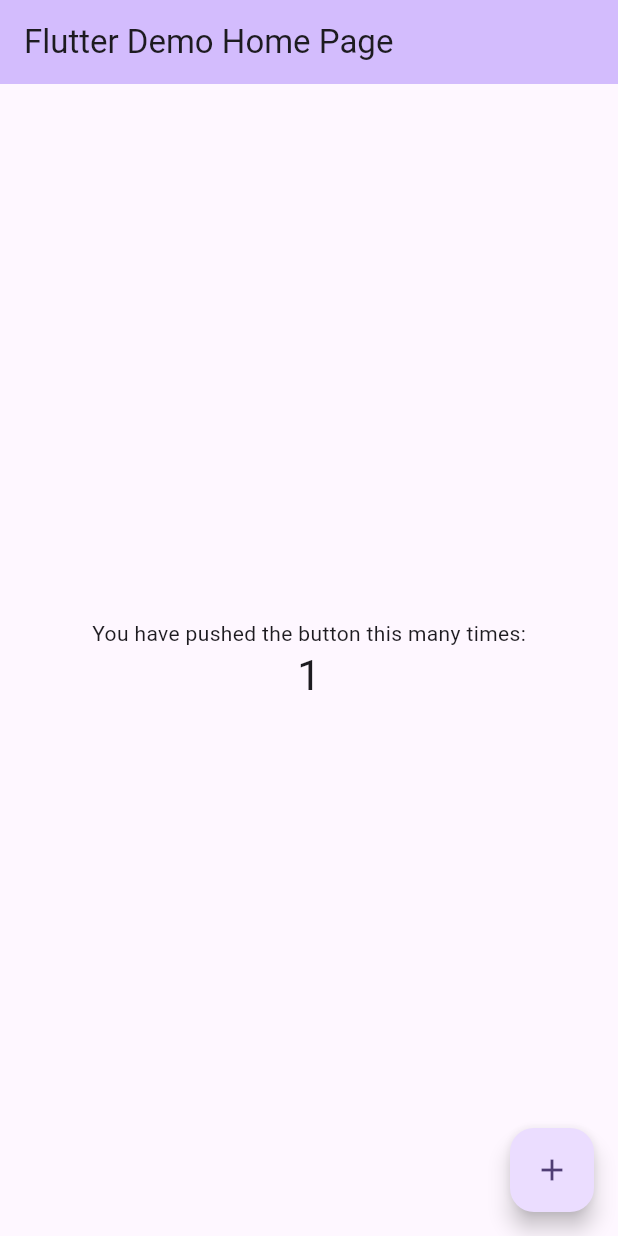
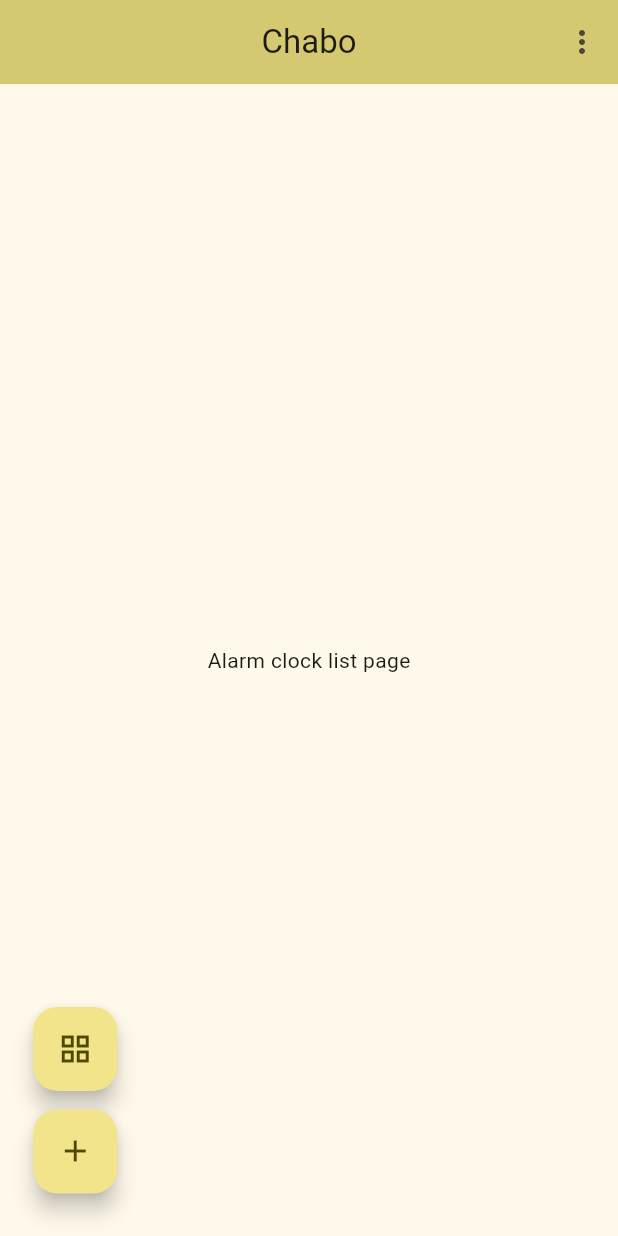
Before and after one commit to RickyJian/chabo, a Flutter app: the screen it shows after launch, after a tap on the "add" icon, on a phone screen of 412 x 824 dp. Run offline on Flutter 3.47's test engine with Material 2 defaults, Android fonts, the phone set to English and light mode, and no system bars; our stand-ins replace font_awesome_flutter, get, sizer.

Commit message:
add app page

```diff
--- /dev/null
+++ b/lib/constant.dart
@@ -0,0 +1,10 @@
+class Constant {
+  Constant._();
+
+  /// application name
+  static const String appName = 'Chabo';
+
+  /// fab
+  static const double fabLeftMargin = 1.5;
+  static const double fabBottomMargin = 1.5;
+}
--- a/lib/main.dart
+++ b/lib/main.dart
@@ -1,125 +1,75 @@
+import 'package:chabo/constant.dart';
 import 'package:flutter/material.dart';
+import 'package:font_awesome_flutter/font_awesome_flutter.dart';
+import 'package:get/get.dart';
+import 'package:sizer/sizer.dart';
 
-void main() {
-  runApp(const MyApp());
+void main() => runApp(MyApp());
+
+class MyApp extends StatelessWidget {
+  @override
+  Widget build(context) => Sizer(
+        builder: (context, orientation, deviceType) => GetMaterialApp(
+          title: Constant.appName,
+          debugShowCheckedModeBanner: false,
+          theme: ThemeData(
+            colorScheme: ColorScheme.fromSeed(seedColor: Colors.yellow),
+            useMaterial3: true,
+          ),
+          home: AppPage(),
+        ),
+      );
 }
 
-class MyApp extends StatelessWidget {
-  const MyApp({super.key});
-
-  // This widget is the root of your application.
+class AppPage extends StatelessWidget {
   @override
-  Widget build(BuildContext context) {
-    return MaterialApp(
-      title: 'Flutter Demo',
-      theme: ThemeData(
-        // This is the theme of your application.
-        //
-        // TRY THIS: Try running your application with "flutter run". You'll see
-        // the application has a blue toolbar. Then, without quitting the app,
-        // try changing the seedColor in the colorScheme below to Colors.green
-        // and then invoke "hot reload" (save your changes or press the "hot
-        // reload" button in a Flutter-supported IDE, or press "r" if you used
-        // the command line to start the app).
-        //
-        // Notice that the counter didn't reset back to zero; the application
-        // state is not lost during the reload. To reset the state, use hot
-        // restart instead.
-        //
-        // This works for code too, not just values: Most code changes can be
-        // tested with just a hot reload.
-        colorScheme: ColorScheme.fromSeed(seedColor: Colors.deepPurple),
-        useMaterial3: true,
-      ),
-      home: const MyHomePage(title: 'Flutter Demo Home Page'),
-    );
-  }
-}
-
-class MyHomePage extends StatefulWidget {
-  const MyHomePage({super.key, required this.title});
-
-  // This widget is the home page of your application. It is stateful, meaning
-  // that it has a State object (defined below) that contains fields that affect
-  // how it looks.
-
-  // This class is the configuration for the state. It holds the values (in this
-  // case the title) provided by the parent (in this case the App widget) and
-  // used by the build method of the State. Fields in a Widget subclass are
-  // always marked "final".
-
-  final String title;
-
-  @override
-  State<MyHomePage> createState() => _MyHomePageState();
-}
-
-class _MyHomePageState extends State<MyHomePage> {
-  int _counter = 0;
-
-  void _incrementCounter() {
-    setState(() {
-      // This call to setState tells the Flutter framework that something has
-      // changed in this State, which causes it to rerun the build method below
-      // so that the display can reflect the updated values. If we changed
-      // _counter without calling setState(), then the build method would not be
-      // called again, and so nothing would appear to happen.
-      _counter++;
-    });
-  }
-
-  @override
-  Widget build(BuildContext context) {
-    // This method is rerun every time setState is called, for instance as done
-    // by the _incrementCounter method above.
-    //
-    // The Flutter framework has been optimized to make rerunning build methods
-    // fast, so that you can just rebuild anything that needs updating rather
-    // than having to individually change instances of widgets.
-    return Scaffold(
-      appBar: AppBar(
-        // TRY THIS: Try changing the color here to a specific color (to
-        // Colors.amber, perhaps?) and trigger a hot reload to see the AppBar
-        // change color while the other colors stay the same.
-        backgroundColor: Theme.of(context).colorScheme.inversePrimary,
-        // Here we take the value from the MyHomePage object that was created by
-        // the App.build method, and use it to set our appbar title.
-        title: Text(widget.title),
-      ),
-      body: Center(
-        // Center is a layout widget. It takes a single child and positions it
-        // in the middle of the parent.
-        child: Column(
-          // Column is also a layout widget. It takes a list of children and
-          // arranges them vertically. By default, it sizes itself to fit its
-          // children horizontally, and tries to be as tall as its parent.
-          //
-          // Column has various properties to control how it sizes itself and
-          // how it positions its children. Here we use mainAxisAlignment to
-          // center the children vertically; the main axis here is the vertical
-          // axis because Columns are vertical (the cross axis would be
-          // horizontal).
-          //
-          // TRY THIS: Invoke "debug painting" (choose the "Toggle Debug Paint"
-          // action in the IDE, or press "p" in the console), to see the
-          // wireframe for each widget.
-          mainAxisAlignment: MainAxisAlignment.center,
-          children: <Widget>[
-            const Text(
-              'You have pushed the button this many times:',
-            ),
-            Text(
-              '$_counter',
-              style: Theme.of(context).textTheme.headlineMedium,
+  Widget build(context) => Scaffold(
+        appBar: AppBar(
+          title: Text(Constant.appName),
+          backgroundColor: Theme.of(context).colorScheme.inversePrimary,
+          centerTitle: true,
+          actions: [
+            IconButton(
+              icon: Icon(
+                Icons.more_vert_rounded,
+              ),
+              alignment: Alignment.topRight,
+              onPressed: () => print('go to action'),
             ),
           ],
         ),
-      ),
-      floatingActionButton: FloatingActionButton(
-        onPressed: _incrementCounter,
-        tooltip: 'Increment',
-        child: const Icon(Icons.add),
-      ), // This trailing comma makes auto-formatting nicer for build methods.
-    );
-  }
+        body: Center(
+          child: Text('Alarm clock list page'),
+        ),
+        floatingActionButton: Column(
+          mainAxisAlignment: MainAxisAlignment.end,
+          children: [
+            Container(
+              margin: EdgeInsets.only(
+                left: Constant.fabLeftMargin.w,
+                bottom: Constant.fabBottomMargin.h,
+              ),
+              child: FloatingActionButton(
+                child: Icon(
+                  Icons.grid_view,
+                ),
+                onPressed: () => print('change grid mode'),
+              ),
+            ),
+            Container(
+              margin: EdgeInsets.only(
+                left: Constant.fabLeftMargin.w,
+                bottom: Constant.fabBottomMargin.h,
+              ),
+              child: FloatingActionButton(
+                child: Icon(
+                  Icons.add,
+                ),
+                onPressed: () => print('open dialog'),
+              ),
+            )
+          ],
+        ),
+        floatingActionButtonLocation: FloatingActionButtonLocation.startFloat,
+      );
 }
```
